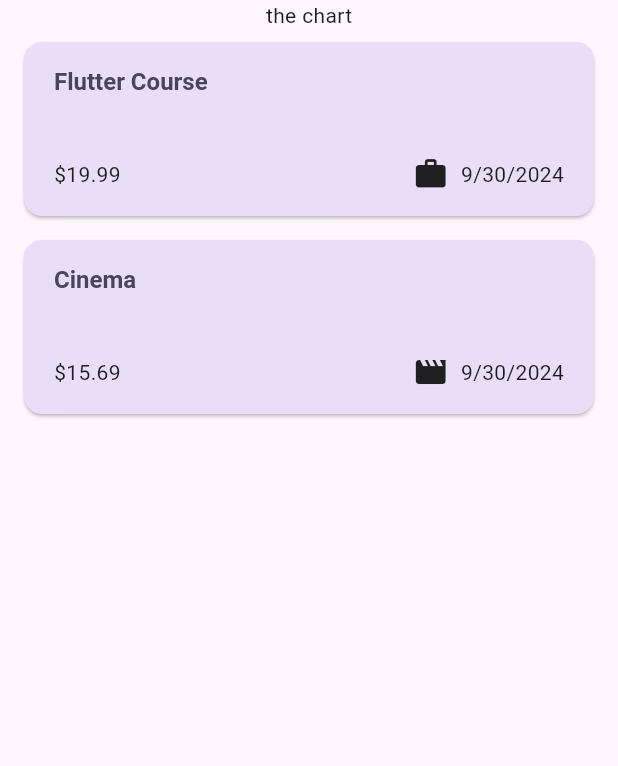
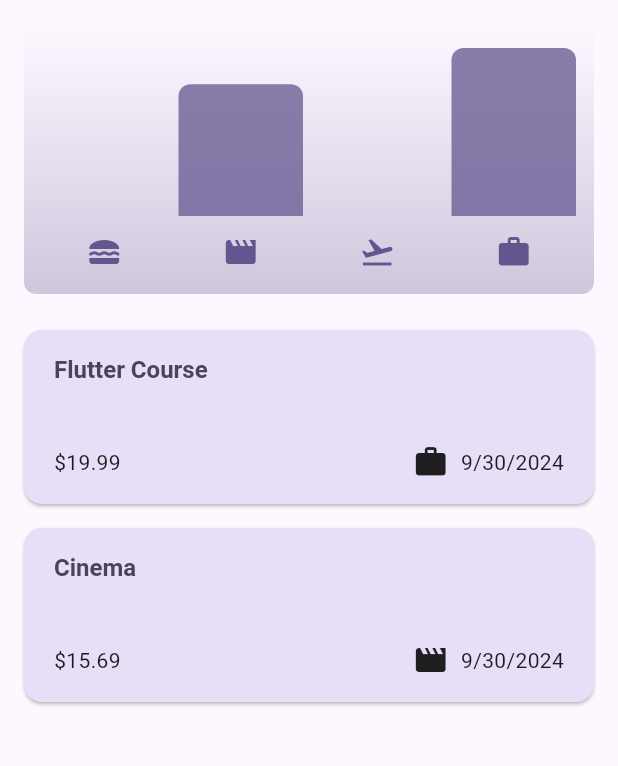
Before and after one commit to Yazmeen13/Flutter-Learning, a Flutter app: the screen it shows after launch, on a phone screen of 412 x 824 dp, the part 84-850 px from its top. Run offline on Flutter 3.47's test engine with Material 3 defaults, Android fonts, the phone set to English and light mode, and no system bars; our stand-ins replace google_fonts.

Commit message:
chart bar added

```diff
--- a/expense_tracker/lib/main.dart
+++ b/expense_tracker/lib/main.dart
@@ -5,9 +5,26 @@ import 'package:expense_tracker/widgets/expenses.dart';
 var kColorScheme =
     ColorScheme.fromSeed(seedColor: const Color.fromARGB(255, 96, 59, 181));
 
+var kDarkColorScheme = ColorScheme.fromSeed(
+  seedColor: Color.fromARGB(255, 5, 99, 125),
+  brightness: Brightness.dark,
+);
+
 void main() {
   runApp(
     MaterialApp(
+      darkTheme: ThemeData.dark().copyWith(
+        colorScheme: kDarkColorScheme,
+        cardTheme: const CardTheme().copyWith(
+          color: kDarkColorScheme.secondaryContainer,
+          margin: const EdgeInsets.symmetric(horizontal: 16, vertical: 8),
+        ),
+        elevatedButtonTheme: ElevatedButtonThemeData(
+          style: ElevatedButton.styleFrom(
+              backgroundColor: kDarkColorScheme.primaryContainer,
+              foregroundColor: kDarkColorScheme.onPrimaryContainer),
+        ),
+      ),
       theme: ThemeData().copyWith(
         colorScheme: kColorScheme,
         appBarTheme: const AppBarTheme().copyWith(
@@ -29,6 +46,7 @@ void main() {
                   fontSize: 16),
             ),
       ),
+      // themeMode: ThemeMode.system,
       home: const Expenses(),
     ),
   );
--- a/expense_tracker/lib/models/expense.dart
+++ b/expense_tracker/lib/models/expense.dart
@@ -32,3 +32,24 @@ class Expense {
     return formatter.format(date);
   }
 }
+
+class ExpenseBucket {
+  const ExpenseBucket({required this.category, required this.expenses});
+  ExpenseBucket.forCategory(List<Expense> allExpenses, this.category)
+      : expenses = allExpenses
+            .where((expense) => expense.category == category)
+            .toList();
+
+  final Category category;
+  final List<Expense> expenses;
+
+  double get totalExpenses {
+    double sum = 0;
+
+    for (final item in expenses) {
+      sum += item.amount;
+    }
+
+    return sum;
+  }
+}
--- /dev/null
+++ b/expense_tracker/lib/widgets/chart/chart.dart
@@ -0,0 +1,92 @@
+import 'package:flutter/material.dart';
+
+import 'package:expense_tracker/widgets/chart/chart_bar.dart';
+import 'package:expense_tracker/models/expense.dart';
+
+class Chart extends StatelessWidget {
+  const Chart({super.key, required this.expenses});
+
+  final List<Expense> expenses;
+
+  List<ExpenseBucket> get buckets {
+    return [
+      ExpenseBucket.forCategory(expenses, Category.food),
+      ExpenseBucket.forCategory(expenses, Category.leisure),
+      ExpenseBucket.forCategory(expenses, Category.travel),
+      ExpenseBucket.forCategory(expenses, Category.work),
+    ];
+  }
+
+  double get maxTotalExpense {
+    double maxTotalExpense = 0;
+
+    for (final bucket in buckets) {
+      if (bucket.totalExpenses > maxTotalExpense) {
+        maxTotalExpense = bucket.totalExpenses;
+      }
+    }
+
+    return maxTotalExpense;
+  }
+
+  @override
+  Widget build(BuildContext context) {
+    final isDarkMode =
+        MediaQuery.of(context).platformBrightness == Brightness.dark;
+    return Container(
+      margin: const EdgeInsets.all(16),
+      padding: const EdgeInsets.symmetric(
+        vertical: 16,
+        horizontal: 8,
+      ),
+      width: double.infinity,
+      height: 180,
+      decoration: BoxDecoration(
+        borderRadius: BorderRadius.circular(8),
+        gradient: LinearGradient(
+          colors: [
+            Theme.of(context).colorScheme.primary.withOpacity(0.3),
+            Theme.of(context).colorScheme.primary.withOpacity(0.0)
+          ],
+          begin: Alignment.bottomCenter,
+          end: Alignment.topCenter,
+        ),
+      ),
+      child: Column(
+        children: [
+          Expanded(
+            child: Row(
+              crossAxisAlignment: CrossAxisAlignment.end,
+              children: [
+                for (final bucket in buckets) // alternative to map()
+                  ChartBar(
+                    fill: bucket.totalExpenses == 0
+                        ? 0
+                        : bucket.totalExpenses / maxTotalExpense,
+                  )
+              ],
+            ),
+          ),
+          const SizedBox(height: 12),
+          Row(
+            children: buckets
+                .map(
+                  (bucket) => Expanded(
+                    child: Padding(
+                      padding: const EdgeInsets.symmetric(horizontal: 4),
+                      child: Icon(
+                        categoryIcons[bucket.category],
+                        color: isDarkMode
+                            ? Theme.of(context).colorScheme.secondary
+                            : Theme.of(context).colorScheme.primary,
+                      ),
+                    ),
+                  ),
+                )
+                .toList(),
+          )
+        ],
+      ),
+    );
+  }
+}
--- /dev/null
+++ b/expense_tracker/lib/widgets/chart/chart_bar.dart
@@ -0,0 +1,34 @@
+import 'package:flutter/material.dart';
+
+class ChartBar extends StatelessWidget {
+  const ChartBar({
+    super.key,
+    required this.fill,
+  });
+
+  final double fill;
+
+  @override
+  Widget build(BuildContext context) {
+    final isDarkMode =
+        MediaQuery.of(context).platformBrightness == Brightness.dark;
+    return Expanded(
+      child: Padding(
+        padding: const EdgeInsets.symmetric(horizontal: 4),
+        child: FractionallySizedBox(
+          heightFactor: fill,
+          child: DecoratedBox(
+            decoration: BoxDecoration(
+              shape: BoxShape.rectangle,
+              borderRadius:
+                  const BorderRadius.vertical(top: Radius.circular(8)),
+              color: isDarkMode
+                  ? Theme.of(context).colorScheme.secondary
+                  : Theme.of(context).colorScheme.primary.withOpacity(0.75),
+            ),
+          ),
+        ),
+      ),
+    );
+  }
+}
--- a/expense_tracker/lib/widgets/expenses.dart
+++ b/expense_tracker/lib/widgets/expenses.dart
@@ -1,3 +1,4 @@
+import 'package:expense_tracker/widgets/chart/chart.dart';
 import 'package:expense_tracker/widgets/expenses_list/expenses_list.dart';
 import 'package:expense_tracker/widgets/new_expense.dart';
 import 'package:flutter/material.dart';
@@ -86,7 +87,7 @@ class _ExpensesState extends State<Expenses> {
       ),
       body: Column(
         children: [
-          const Text('the chart'),
+          Chart(expenses: _registeredExpenses),
           Expanded(
             child: mainContent,
           )
```
